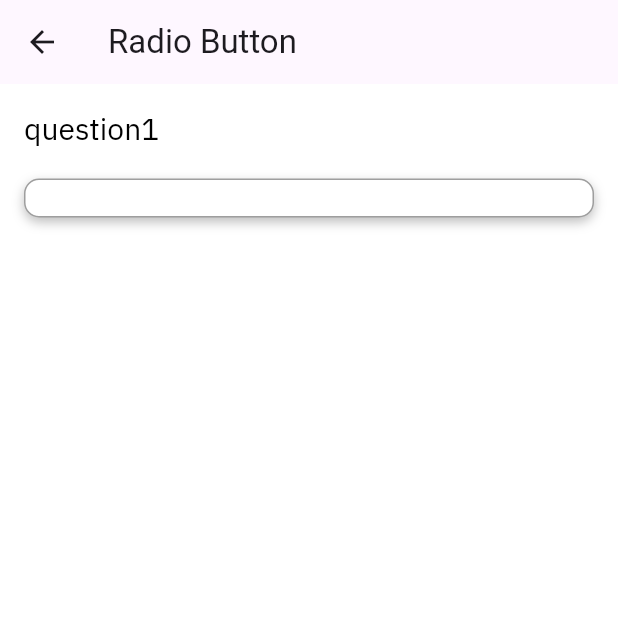
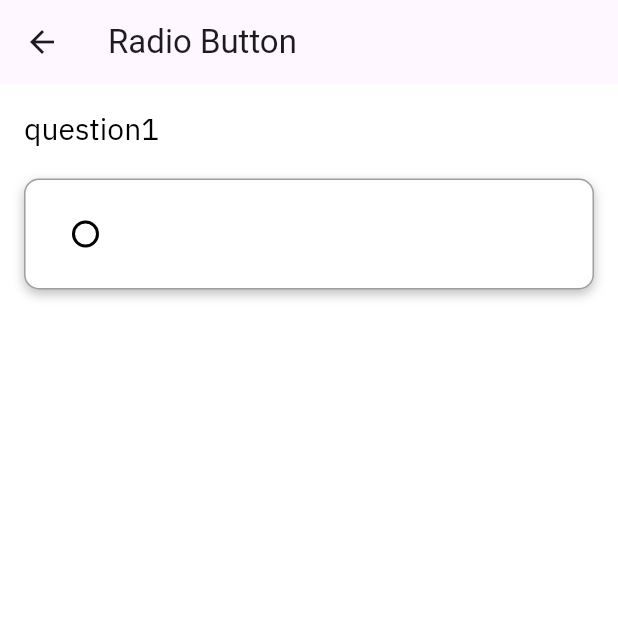
Before and after one commit to yousifdahabra/aegis-ai-app, a Flutter app: the CustomRadioButton screen opened directly, on a phone screen of 412 x 824 dp, the top half of it. Run offline on Flutter 3.47's test engine with Material 3 defaults, Android fonts, the phone set to English and light mode, and no system bars; our stand-ins replace animate_do, smooth_page_indicator.

Commit message:
App - update CustomRadioButton add row with style

```diff
--- a/lib/common_widget/questions/custom_radio_button.dart
+++ b/lib/common_widget/questions/custom_radio_button.dart
@@ -46,6 +46,21 @@ class _CustomRadioButtonState extends State<CustomRadioButton> {
                     width: 1,
                   ),
                 ),
+                child: Row(
+                  children: [
+                    Radio<String>(
+                      value: 'question1',
+                      groupValue: selectedOption,
+                      onChanged: (selectValue) {
+                        setState(() {
+                          selectedOption = selectValue!;
+                        });
+                      },
+                      activeColor: Colors.white,
+                      fillColor: WidgetStateProperty.all(Color(0xFF000000)),
+                    ),
+                  ],
+                ),
               ),
             ),
           ],
```
